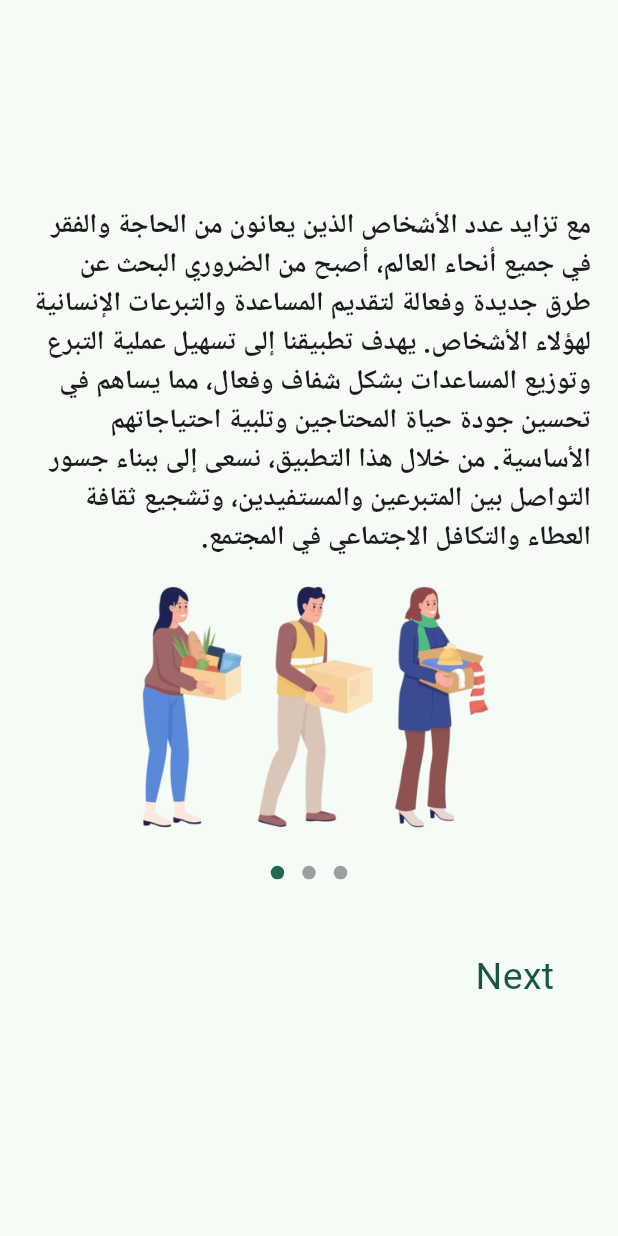
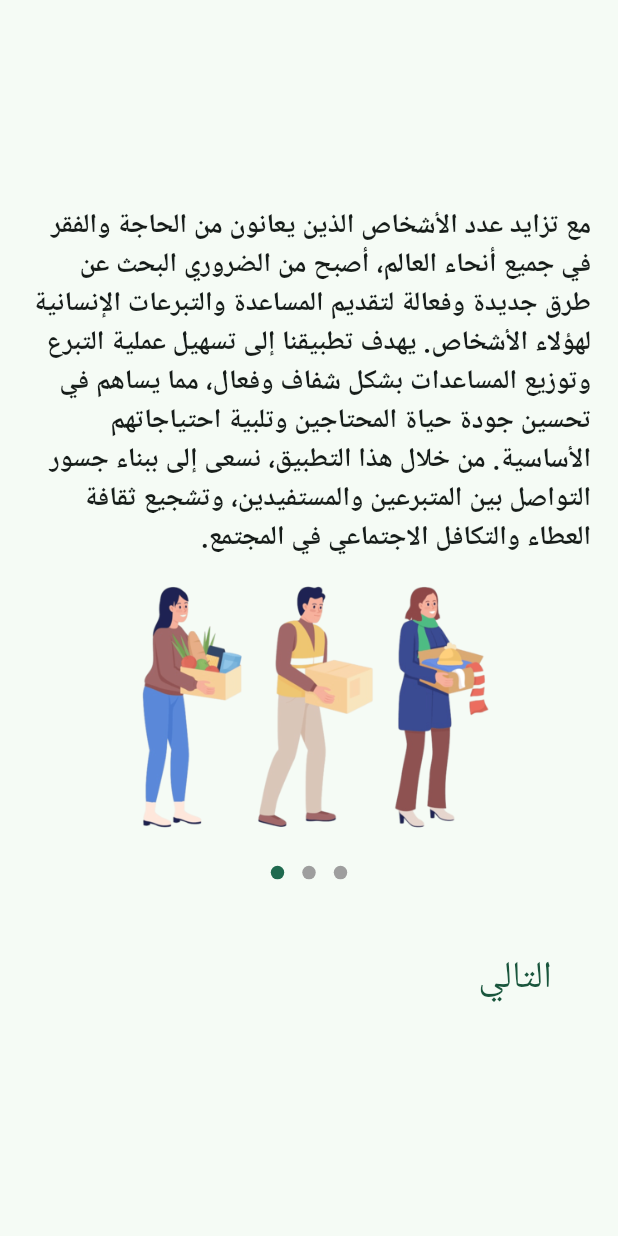
Before and after one commit to safiya444/Ehsan, a Flutter app: the screen it shows after launch, on a phone screen of 412 x 824 dp. Run offline on Flutter 3.47's test engine with Material 2 defaults, Android fonts, the phone set to English and light mode, and no system bars; drawn by our look-alikes of dots_indicator; our stand-ins replace bot_toast, dartz, flutter_spinkit, get, image_picker, shared_preferences and 1 more.

Commit message:
first commit

```diff
--- a/lib/ui/views/intro/intro_view.dart
+++ b/lib/ui/views/intro/intro_view.dart
@@ -59,7 +59,7 @@ class _IntroViewState extends State<IntroView> {
                   Get.off(Landing_View());
               },
               child: Text(
-                index > 0 ? 'Next' : 'Finish',
+                index > 0 ? 'التالي' : 'الدخول إلى التطبيق',
                 style: TextStyle(fontSize: 25, color: AppColors.GreenApp),
               ),
             ),
--- a/lib/ui/views/splash_view/splash_controller.dart
+++ b/lib/ui/views/splash_view/splash_controller.dart
@@ -9,10 +9,8 @@ class SplashController extends GetxController {
   @override
   void onInit() {
     Future.delayed(Duration(seconds: 2)).then((value) {
-
-      storage.getLoggedIn()
-       ? Get.off(MainView())
-       : Get.off(IntroView());
+     // return Get.off(IntroView());
+     storage.getLoggedIn() ? Get.off(MainView()) : Get.off(IntroView());
     });
 
     super.onInit();
```
